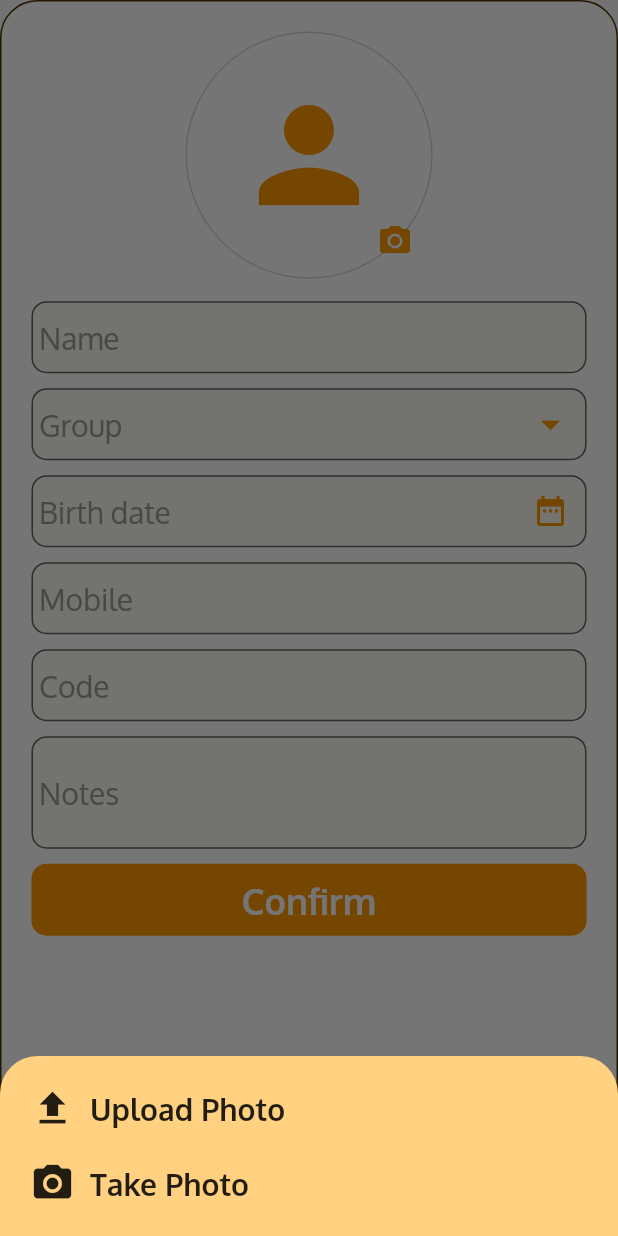
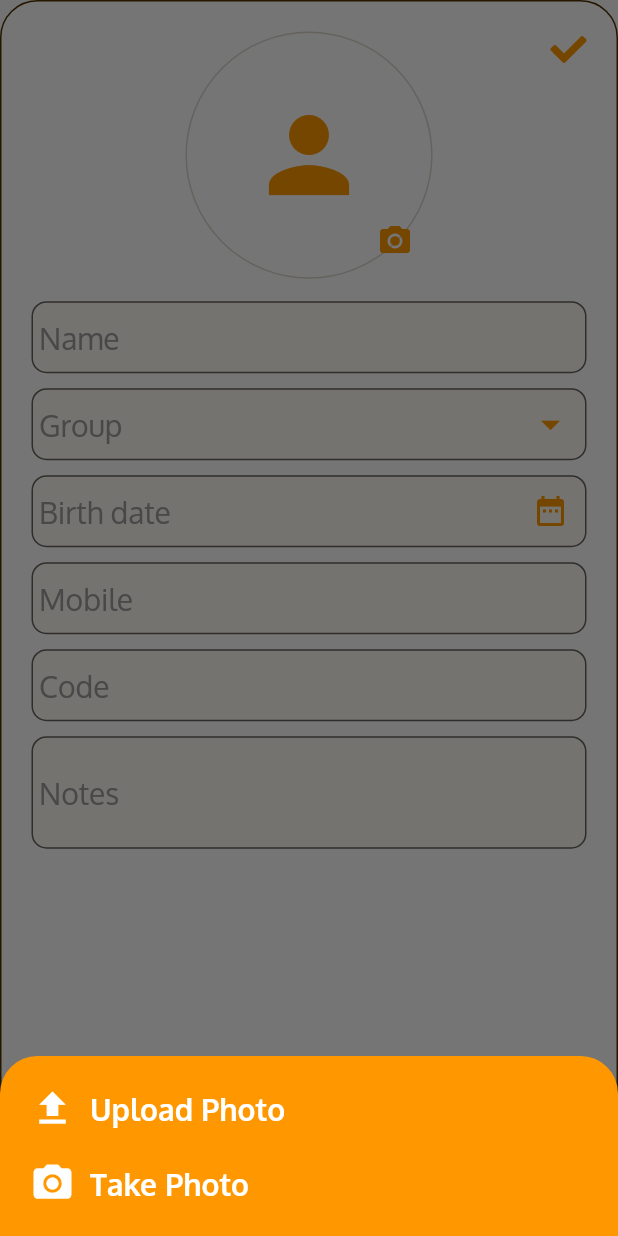
Before and after one commit to Mina-Nabil/StMaryFC, a Flutter app: the AddUsersScreen widget shown alone on an empty page, opened directly, after a tap on the "camera alt" icon, on a phone screen of 412 x 824 dp. Run offline on Flutter 3.47's test engine with Material 2 defaults, Android fonts, the light colour scheme and no system bars; our stand-ins replace connectivity, flutter_secure_storage, font_awesome_flutter, image_cropper, image_picker, page_transition and 1 more; accounts and stored records are empty; network calls fail.

Commit message:
Edit, Save and Close icons in UserScreen

```diff
--- a/lib/main.dart
+++ b/lib/main.dart
@@ -27,6 +27,7 @@ class MyApp extends StatelessWidget {
         theme: ThemeData(
           primaryColor: Colors.orange,
           backgroundColor: Colors.white,
+          iconTheme: IconThemeData(color: Colors.orange),
           fontFamily: "Oxygen",
           inputDecorationTheme: InputDecorationTheme(
             contentPadding: EdgeInsets.symmetric(horizontal: 5),
--- a/lib/screens/AddUsersScreen.dart
+++ b/lib/screens/AddUsersScreen.dart
@@ -7,6 +7,7 @@ import 'package:StMaryFA/providers/UsersProvider.dart';
 import 'package:StMaryFA/screens/HomeScreen.dart';
 import 'package:flutter/cupertino.dart';
 import 'package:flutter/material.dart';
+import 'package:font_awesome_flutter/font_awesome_flutter.dart';
 import 'package:image_cropper/image_cropper.dart';
 import 'package:image_picker/image_picker.dart';
 import 'package:intl/intl.dart';
@@ -78,13 +79,15 @@ class _AddUsersScreenState extends State<AddUsersScreen> {
 
   @override
   Widget build(BuildContext context) {
+
     return Column(children: [
       Expanded(
         child: Container(
           padding: EdgeInsets.only(top: 20, left: 20, right: 20),
-        decoration:
-            BoxDecoration(color: Colors.white, borderRadius: BorderRadius.all(Radius.circular(25)), border: Border.all(color: Color.fromRGBO(79, 50, 0, 1))),
-        child: ListView(
+          decoration: BoxDecoration(color: Colors.white, borderRadius: BorderRadius.all(Radius.circular(25)), border: Border.all(color: Color.fromRGBO(79, 50, 0, 1))),
+          child: Stack(
+          children: [
+            ListView(
               children: [
                 //Photo
                 Center(
@@ -108,11 +111,9 @@ class _AddUsersScreenState extends State<AddUsersScreen> {
                           Align(
                               alignment: Alignment.bottomRight,
                               child: IconButton(
-                              icon: Icon(
-                                Icons.camera_alt,
-                                color: Theme.of(context).primaryColor,
-                              ),
-                              onPressed: () => _addProfilePicture())
+                                  icon: Icon(Icons.camera_alt,),
+                                  onPressed: () => _addProfilePicture()
+                              )
                           )
                       ],
                     ),
@@ -204,11 +205,8 @@ class _AddUsersScreenState extends State<AddUsersScreen> {
                         child: TextFormField(
                           decoration: InputDecoration(
                             hintText: "Birth date",
-                        suffixIcon: Icon(
-                          Icons.date_range,
-                          size: 24,
-                          color: Theme.of(context).primaryColor,
-                        )),
+                            suffixIcon: Icon(Icons.date_range,size: 24, color: Theme.of(context).primaryColor,)
+                          ),
                           style: Theme.of(context).textTheme.bodyText1,
                           readOnly: true,
                           controller: _birthdateController,
@@ -293,29 +291,33 @@ class _AddUsersScreenState extends State<AddUsersScreen> {
                           controller: _notesController,
                         ),
                       ),
-
-                  if(! _viewMode())
-                    Container(
-                      margin: EdgeInsets.symmetric(vertical: 5),
-                      width: double.infinity,
-                      decoration: BoxDecoration(color: Theme.of(context).primaryColor, borderRadius: BorderRadius.circular(10)),
-                      child: FlatButton(
-                        child: Text("Confirm",
-                          style: TextStyle(
-                            color: Colors.white,
-                            fontWeight: FontWeight.bold,
-                            fontSize: 24,
-                          )
-                        ),
-                        onPressed: confirmButtonEnable ? () => _onConfirm() : null,
-                      ),
-                    ),
-
-                  SizedBox(height: 20,)
                     ],
                   ),
                 ),
               ],
+            ),
+
+            Align(
+              alignment: Alignment.topRight,
+              child: _getControlIconButton(),
+            ),
+
+            if(widget.mode == UserScreenMode.edit) /*Cancel Button*/
+            Align(
+              alignment: Alignment.topLeft,
+              child: IconButton(
+                padding: EdgeInsets.zero,
+                alignment: Alignment.topLeft,
+                icon: FaIcon(FontAwesomeIcons.times,),
+                onPressed:() {
+                  setState(() {
+                    widget.mode = UserScreenMode.view;
+                  });
+                },
+              ),
+            ),
+
+            ]
         ),
       ))
     ]);
@@ -386,10 +388,39 @@ class _AddUsersScreenState extends State<AddUsersScreen> {
 
     if(_viewMode())
     {
-      return widget.user.imageLink != "" ? Image.network(widget.user.imageLink) : Icon(Icons.person,color: Theme.of(context).primaryColor, size: 100,);
+      return widget.user.imageLink != "" ? Image.network(widget.user.imageLink) : Icon(Icons.person, size: 100,);
+    } else if (_editMode()) {
+      return _selectedImage != null ? Image.file(_selectedImage) : widget.user.imageLink != "" ? Image.network(widget.user.imageLink) : Icon(Icons.person, size: 100,);
+    } else { // addMode
+      return _selectedImage != null ? Image.file(_selectedImage) : Icon(Icons.person, size: 80,);
+    }
   }
 
-    return _selectedImage != null ? Image.file(_selectedImage) : Icon(Icons.person, color: Theme.of(context).primaryColor, size: 100,);
+  Widget _getControlIconButton() {
+    if(_viewMode()) {
+      //View Edit icon and convert to Edit mode onPress
+      return IconButton(
+        padding: EdgeInsets.zero,
+        alignment: Alignment.topRight,
+        icon: Icon(Icons.edit),
+        onPressed:() => setState(() => widget.mode = UserScreenMode.edit),
+      );
+    } else if (_editMode()) {
+      return IconButton(
+        padding: EdgeInsets.zero,
+        alignment: Alignment.topRight,
+        icon: FaIcon(FontAwesomeIcons.check),
+        onPressed: () {},
+      );
+    } else {
+      //Add mode
+      return IconButton(
+        padding: EdgeInsets.zero,
+        alignment: Alignment.topRight,
+        icon: FaIcon(FontAwesomeIcons.check),
+        onPressed: _onConfirm,
+      );
+    }
   }
 
   void _addProfilePicture() {
@@ -399,7 +430,7 @@ class _AddUsersScreenState extends State<AddUsersScreen> {
       builder: (_) {
         return Container(
           decoration: new BoxDecoration(
-            color: Colors.orangeAccent[100],
+            color: Theme.of(context).primaryColor,
             borderRadius: new BorderRadius.only(
             topLeft: const Radius.circular(25.0),
             topRight: const Radius.circular(25.0))
@@ -415,9 +446,9 @@ class _AddUsersScreenState extends State<AddUsersScreen> {
                 child: InkWell(
                   child: Row(
                     children: [
-                    Icon(Icons.file_upload, size: 30,),
+                    Icon(Icons.file_upload, size: 30, color: Colors.white,),
                     SizedBox(width: 10,),
-                    Text("Upload Photo", style: TextStyle(fontSize: 20, fontWeight: FontWeight.bold),),
+                    Text("Upload Photo", style: TextStyle(fontSize: 20, fontWeight: FontWeight.bold, color: Colors.white),),
                     ],
                   ),
                   onTap: () {
@@ -432,9 +463,9 @@ class _AddUsersScreenState extends State<AddUsersScreen> {
                 child: InkWell(
                   child: Row(
                     children: [
-                    Icon(Icons.camera_alt,size: 30,),
+                    Icon(Icons.camera_alt,size: 30, color: Colors.white,),
                     SizedBox(width: 10,),
-                    Text("Take Photo",style: TextStyle(fontSize: 20, fontWeight: FontWeight.bold),),
+                    Text("Take Photo",style: TextStyle(fontSize: 20, fontWeight: FontWeight.bold, color: Colors.white,),),
                     ],
                   ),
                   onTap: () {
@@ -453,4 +484,8 @@ class _AddUsersScreenState extends State<AddUsersScreen> {
   bool _viewMode() {
     return widget.mode == UserScreenMode.view;
   }
+
+  bool _editMode() {
+    return widget.mode == UserScreenMode.edit;
   }
+}
```
Lines whose indentation alone changed are shown as unchanged.
